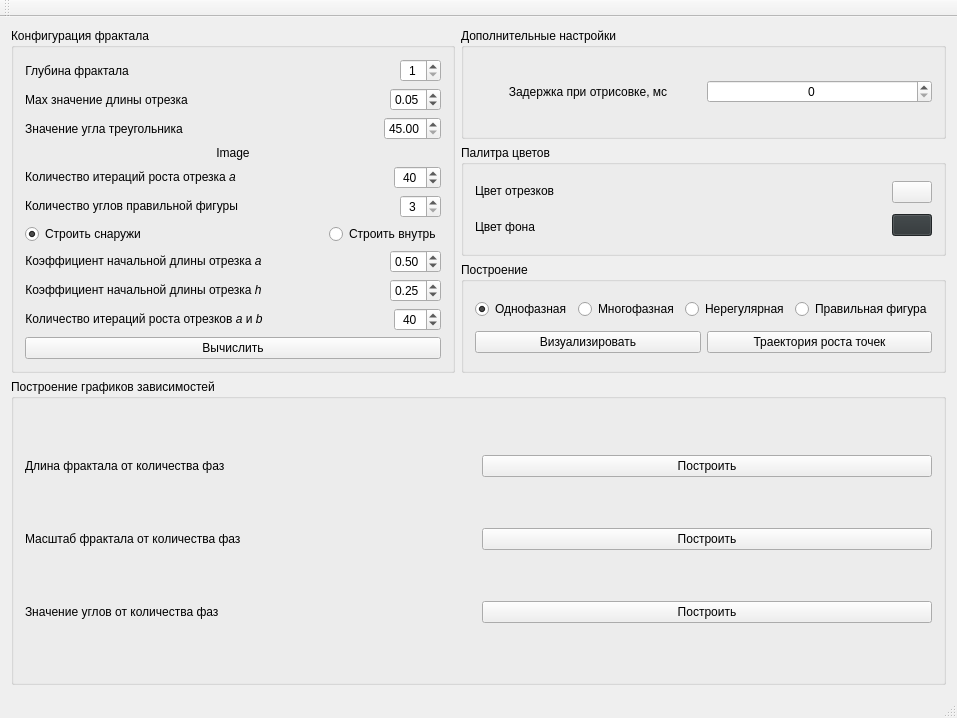
Before: the Qt Designer form ui/mainwindow.ui in teploff/fractal_growth, drawn with Qt 5.
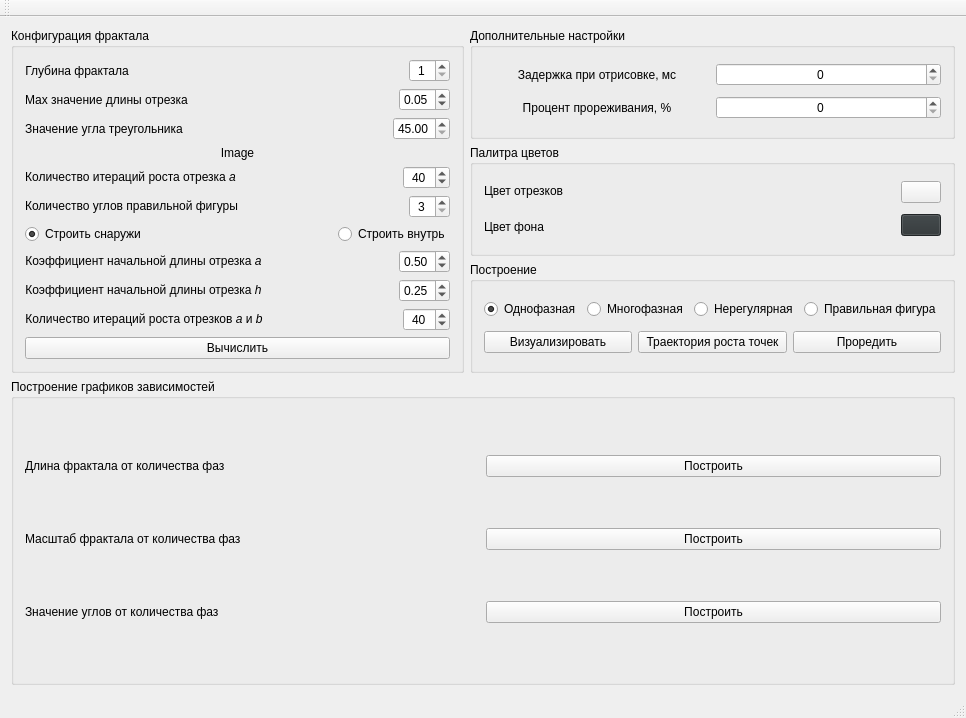
After: the same form once the commit is applied.

Commit message: thin out fractal structure

What changed in the file:
```diff
--- a/ui/mainwindow.ui
+++ b/ui/mainwindow.ui
@@ -6,7 +6,7 @@
    <rect>
     <x>0</x>
     <y>0</y>
-    <width>957</width>
+    <width>966</width>
     <height>718</height>
    </rect>
   </property>
@@ -452,6 +452,8 @@
           <property name="title">
            <string>Дополнительные настройки</string>
           </property>
+          <layout class="QVBoxLayout" name="verticalLayout_8">
+           <item>
           <layout class="QHBoxLayout" name="horizontalLayout_5">
            <item>
             <widget class="QLabel" name="label_5">
@@ -483,6 +485,41 @@
             </widget>
            </item>
           </layout>
+           </item>
+           <item>
+            <layout class="QHBoxLayout" name="horizontalLayout_10">
+             <item>
+              <widget class="QLabel" name="label_6">
+               <property name="text">
+                <string>Процент прореживания, %</string>
+               </property>
+               <property name="alignment">
+                <set>Qt::AlignCenter</set>
+               </property>
+              </widget>
+             </item>
+             <item>
+              <widget class="QSpinBox" name="sb_thinning_percentage">
+               <property name="alignment">
+                <set>Qt::AlignCenter</set>
+               </property>
+               <property name="minimum">
+                <number>0</number>
+               </property>
+               <property name="maximum">
+                <number>100</number>
+               </property>
+               <property name="singleStep">
+                <number>1</number>
+               </property>
+               <property name="value">
+                <number>0</number>
+               </property>
+              </widget>
+             </item>
+            </layout>
+           </item>
+          </layout>
          </widget>
         </item>
         <item>
@@ -607,6 +644,13 @@
                </property>
               </widget>
              </item>
+             <item>
+              <widget class="QPushButton" name="pb_thin_out">
+               <property name="text">
+                <string>Проредить</string>
+               </property>
+              </widget>
+             </item>
             </layout>
            </item>
           </layout>
```
Left out of the diff: 2 changed lines with no effect on the pictures. Lines whose indentation alone changed are shown as unchanged. The commit also changes 2 other files.
